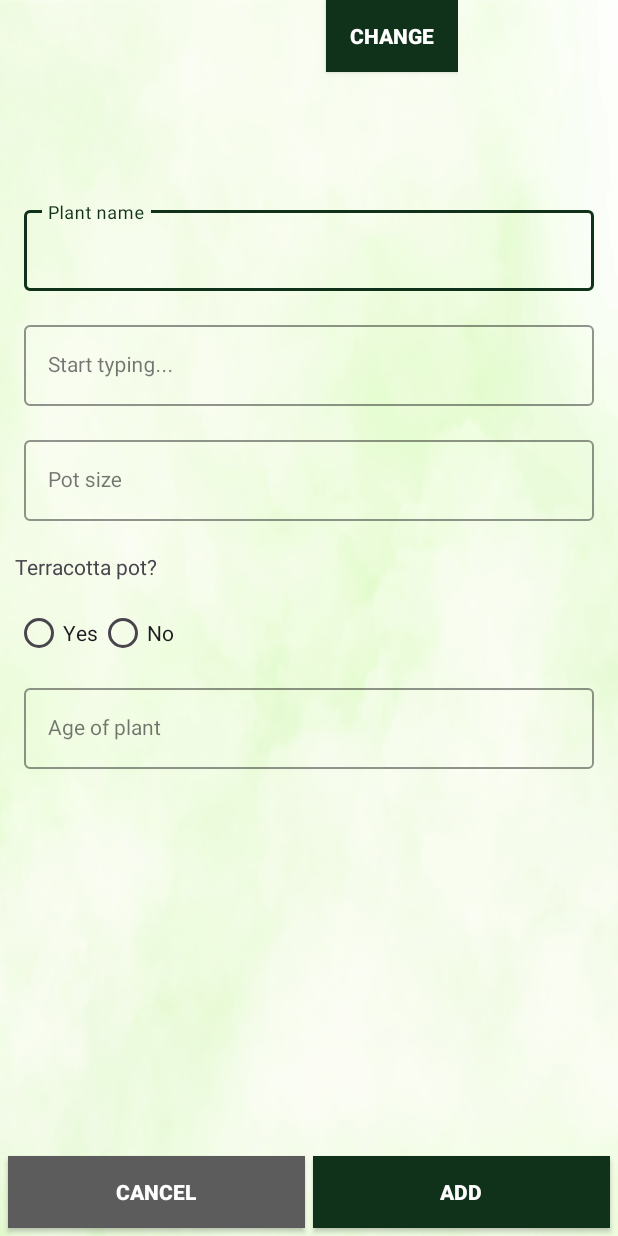
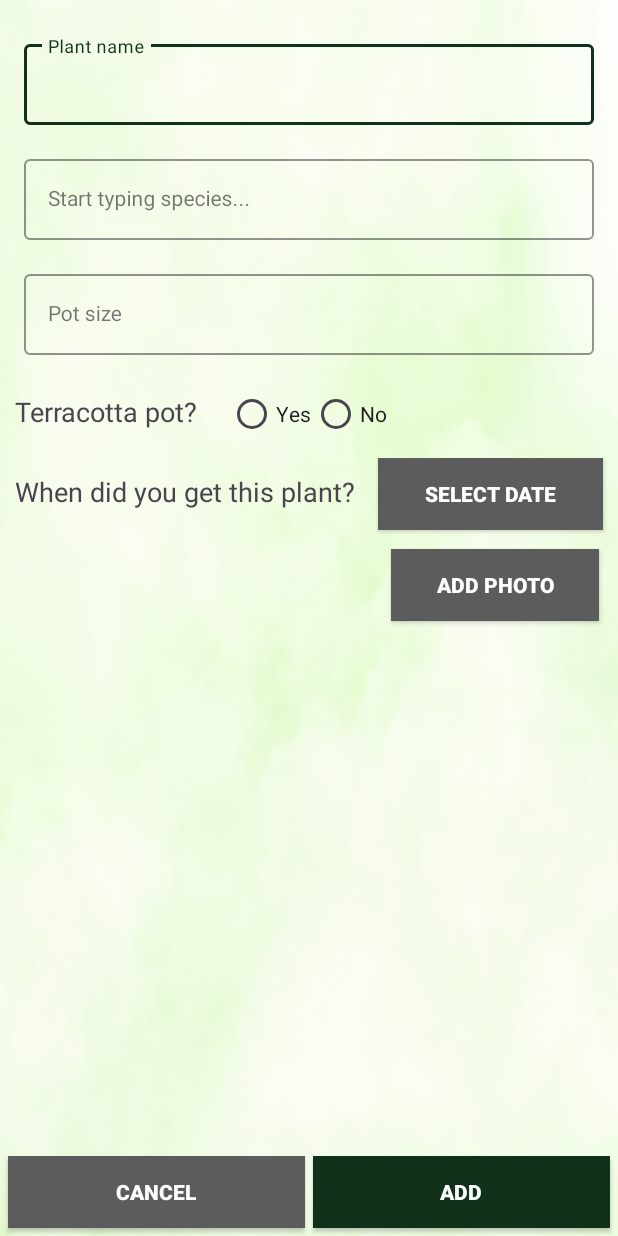
Before and after one commit to CMPT362-PlantCare/PlantCare, an Android app: the screen it shows after launch once a user with an empty profile is signed in (AddPlantActivity), after a tap on "Add Plant", on a phone screen of 412 x 824 dp. Run offline under Robolectric (Android 15) with nearby library versions, the phone set to English and light mode, and no system bars; our stand-ins replace Firebase (no records; nobody signed in at launch, a user with empty details on screens opened directly); 1 statement that could not run was skipped.

```diff
--- a/app/build.gradle.kts
+++ b/app/build.gradle.kts
@@ -47,6 +47,7 @@ dependencies {
     implementation("com.google.android.material:material:1.10.0")
     implementation("androidx.constraintlayout:constraintlayout:2.1.4")
     implementation("com.google.firebase:firebase-auth:22.3.0")
+    implementation("androidx.fragment:fragment-ktx:1.6.2")
     testImplementation("junit:junit:4.13.2")
     androidTestImplementation("androidx.test.ext:junit:1.1.5")
     androidTestImplementation("androidx.test.espresso:espresso-core:3.5.1")
--- a/app/src/main/java/com/example/plantcare/AddPlantActivity.kt
+++ b/app/src/main/java/com/example/plantcare/AddPlantActivity.kt
@@ -1,28 +1,125 @@
 package com.example.plantcare
 
+import android.Manifest
+import android.app.Activity
+import android.content.Context
 import android.content.Intent
+import android.content.pm.PackageManager
+import android.graphics.Bitmap
+import android.graphics.BitmapFactory
+import android.graphics.Matrix
+import android.net.Uri
 import android.os.Bundle
-import android.view.Menu
-import android.view.MenuItem
+import android.provider.MediaStore
+import androidx.activity.result.ActivityResult
+import androidx.activity.result.ActivityResultLauncher
+import androidx.activity.result.contract.ActivityResultContracts
 import androidx.appcompat.app.AppCompatActivity
+import androidx.core.app.ActivityCompat
+import androidx.core.content.ContextCompat
+import androidx.core.content.FileProvider
+import androidx.lifecycle.ViewModelProvider
 import com.example.plantcare.databinding.ActivityAddplantBinding
-import com.example.plantcare.databinding.ActivityDashboardBinding
-import com.google.firebase.auth.FirebaseAuth
-import com.google.firebase.auth.ktx.auth
-import com.google.firebase.ktx.Firebase
+import java.io.File
 
 class AddPlantActivity : AppCompatActivity() {
 
     private lateinit var binding: ActivityAddplantBinding
-    private lateinit var firebaseAuth: FirebaseAuth
-    private lateinit var userEmail: String
+    private lateinit var cameraResult: ActivityResultLauncher<Intent>
+    private lateinit var galleryResult: ActivityResultLauncher<Intent>
+    private lateinit var tempImgFile: File
+    private lateinit var tempImgUri: Uri
+    private lateinit var imgToSave: Bitmap
+    private var saveImgFlag = false
+
     override fun onCreate(savedInstanceState: Bundle?) {
         super.onCreate(savedInstanceState)
         println("creating add plant activity")
         binding = ActivityAddplantBinding.inflate(layoutInflater)
         setContentView(binding.root)
-        firebaseAuth = Firebase.auth
-        userEmail = intent.getStringExtra(getString(R.string.user_email_intent_tag))!!
+        tempImgFile = File(getExternalFilesDir(null), "tempImg")
+        tempImgUri = FileProvider.getUriForFile(this, "com.example.plantcare", tempImgFile)
+        initButtons()
+
+        val myViewModel = ViewModelProvider(this)[MyViewModel::class.java]
+        myViewModel.image.observe(this) {
+            println("changed pic")
+            binding.imageView.setImageBitmap(it)
+        }
+
+        cameraResult = registerForActivityResult(ActivityResultContracts.StartActivityForResult())
+        { result: ActivityResult ->
+            if(result.resultCode == Activity.RESULT_OK){
+                val bitmap = getBitmap(this, tempImgUri)
+                setPicture(myViewModel, bitmap)
+            }
+        }
+
+        galleryResult = registerForActivityResult(ActivityResultContracts.StartActivityForResult())
+        {result: ActivityResult ->
+            if(result.resultCode == Activity.RESULT_OK && result.data?.data != null) {
+                val bitmap = getBitmap(this, result.data!!.data!!)
+                setPicture(myViewModel, bitmap)
+            }
+        }
+
+        if (ContextCompat.checkSelfPermission(this, Manifest.permission.WRITE_EXTERNAL_STORAGE) != PackageManager.PERMISSION_GRANTED
+            || ContextCompat.checkSelfPermission(this, Manifest.permission.CAMERA) != PackageManager.PERMISSION_GRANTED
+            || ContextCompat.checkSelfPermission(this, Manifest.permission.READ_MEDIA_IMAGES) != PackageManager.PERMISSION_GRANTED){
+            ActivityCompat.requestPermissions(this, arrayOf(
+                Manifest.permission.READ_MEDIA_IMAGES, Manifest.permission.CAMERA,
+                Manifest.permission.WRITE_EXTERNAL_STORAGE
+            ), 0)
+        }
+
     }
 
+    private fun initButtons(){
+        binding.photoButton.setOnClickListener(){
+            val pictureDialog = PictureDialogFragment()
+            pictureDialog.show(supportFragmentManager, "tag")
+
+            supportFragmentManager
+                .setFragmentResultListener("requestKey", this) { requestKey, bundle ->
+                    when (bundle.getInt("bundleKey")) {
+                        PictureDialogFragment.OPEN_CAMERA -> openCamera()
+                        PictureDialogFragment.OPEN_GALLERY -> openGallery()
+                    }
+                }
+        }
+        binding.dobButton.setOnClickListener(){
+//            add plant to db
+        }
+        binding.cancelButton.setOnClickListener(){
+            finish()
+        }
+        binding.addButton.setOnClickListener(){
+//            add plant to db
+            finish()
+        }
+    }
+
+    private fun openCamera() {
+        val intent = Intent(MediaStore.ACTION_IMAGE_CAPTURE)
+        intent.putExtra(MediaStore.EXTRA_OUTPUT, tempImgUri)
+        cameraResult.launch(intent)
+    }
+
+    private fun openGallery() {
+        val intent = Intent(Intent.ACTION_GET_CONTENT)
+        intent.type = "image/*"
+        galleryResult.launch(intent)
+    }
+
+    private fun getBitmap(context: Context, imgUri: Uri): Bitmap {
+        val bitmap = BitmapFactory.decodeStream(context.contentResolver.openInputStream(imgUri))
+        val matrix = Matrix()
+        return Bitmap.createBitmap(bitmap, 0, 0, bitmap.width, bitmap.height, matrix, true)
+    }
+
+    private fun setPicture(viewModel: MyViewModel, bitmap: Bitmap) {
+        viewModel.image.value = bitmap
+        imgToSave = bitmap
+        saveImgFlag = true
+    }
 }
--- a/app/src/main/java/com/example/plantcare/DashboardActivity.kt
+++ b/app/src/main/java/com/example/plantcare/DashboardActivity.kt
@@ -53,10 +53,6 @@ class DashboardActivity : AppCompatActivity() {
         addButton.setOnClickListener(){
             val addPlantActivityIntent =
                 Intent(this, AddPlantActivity::class.java)
-            addPlantActivityIntent.putExtra(
-                getString(R.string.user_email_intent_tag),
-                userEmail
-            )
             startActivity(addPlantActivityIntent)
         }
 
--- /dev/null
+++ b/app/src/main/java/com/example/plantcare/MyViewModel.kt
@@ -0,0 +1,10 @@
+package com.example.plantcare
+
+import android.graphics.Bitmap
+import androidx.lifecycle.MutableLiveData
+import androidx.lifecycle.ViewModel
+
+class MyViewModel: ViewModel() {
+    val image = MutableLiveData<Bitmap>()
+
+}
--- a/app/src/main/res/layout/activity_addplant.xml
+++ b/app/src/main/res/layout/activity_addplant.xml
@@ -12,31 +12,6 @@
         android:layout_height="match_parent"
         android:orientation="vertical">
 
-      <RelativeLayout
-          android:layout_width="wrap_content"
-          android:layout_height="wrap_content"
-          android:layout_gravity="center_horizontal">
-
-        <ImageView
-            android:id="@+id/image_view"
-            android:layout_width="100dp"
-            android:layout_height="100dp"
-            android:layout_marginStart="5dp"
-            android:layout_marginTop="5dp"
-            android:layout_marginEnd="5dp"
-            android:layout_marginBottom="5dp" />
-
-        <androidx.appcompat.widget.AppCompatButton
-            android:id="@+id/photo_button"
-            android:layout_width="wrap_content"
-            android:layout_height="wrap_content"
-            android:background="@color/dark_green"
-            android:text="change"
-            android:textColor="@color/white"
-            android:textStyle="bold"
-            android:layout_toRightOf="@+id/image_view" />
-      </RelativeLayout>
-
       <com.google.android.material.textfield.TextInputLayout
           android:id="@+id/enter_name_layout"
           style="@style/EditTextOuter"
@@ -48,8 +23,7 @@
           app:hintTextColor="@color/dark_green"
           app:layout_constraintEnd_toEndOf="parent"
           app:layout_constraintHorizontal_bias="0.5"
-          app:layout_constraintStart_toStartOf="parent"
-          app:layout_constraintTop_toBottomOf="@id/email_layout">
+          app:layout_constraintStart_toStartOf="parent">
         <com.google.android.material.textfield.TextInputEditText
             android:id="@+id/name_edit_text"
             style="@style/EditTextInner"
@@ -70,14 +44,13 @@
           app:hintTextColor="@color/dark_green"
           app:layout_constraintEnd_toEndOf="parent"
           app:layout_constraintHorizontal_bias="0.5"
-          app:layout_constraintStart_toStartOf="parent"
-          app:layout_constraintTop_toBottomOf="@id/email_layout">
+          app:layout_constraintStart_toStartOf="parent">
         <com.google.android.material.textfield.TextInputEditText
             android:id="@+id/species_edit_text"
             style="@style/EditTextInner"
             android:layout_width="match_parent"
             android:layout_height="wrap_content"
-            android:hint="@string/start_typing"
+            android:hint="@string/start_typing_species"
             android:inputType="text" />
       </com.google.android.material.textfield.TextInputLayout>
 
@@ -92,8 +65,7 @@
           app:hintTextColor="@color/dark_green"
           app:layout_constraintEnd_toEndOf="parent"
           app:layout_constraintHorizontal_bias="0.5"
-          app:layout_constraintStart_toStartOf="parent"
-          app:layout_constraintTop_toBottomOf="@id/email_layout">
+          app:layout_constraintStart_toStartOf="parent">
         <com.google.android.material.textfield.TextInputEditText
             android:id="@+id/size_edit_text"
             style="@style/EditTextInner"
@@ -103,60 +75,97 @@
             android:inputType="number" />
       </com.google.android.material.textfield.TextInputLayout>
 
+      <LinearLayout
+          android:layout_width="match_parent"
+          android:layout_height="wrap_content"
+          android:orientation="horizontal">
           <TextView
               android:id="@+id/terracotta_text_view"
-          android:layout_width="match_parent"
+              android:layout_width="wrap_content"
               android:layout_height="wrap_content"
               android:paddingLeft="10dp"
-          android:paddingTop="5dp"
+              android:paddingTop="10dp"
               android:paddingRight="10dp"
               android:paddingBottom="5dp"
+              android:textSize="18dp"
               android:text="@string/terracotta_pot" />
-
           <RadioGroup
               android:id="@+id/radioGroup"
-          android:layout_width="match_parent"
+              android:layout_width="wrap_content"
               android:layout_height="wrap_content"
               android:orientation="horizontal"
               android:paddingLeft="10dp"
-          android:paddingTop="5dp"
               android:paddingRight="10dp"
               android:paddingBottom="5dp">
-
             <RadioButton
                 android:id="@+id/yes_radio_button"
                 android:layout_width="wrap_content"
                 android:layout_height="wrap_content"
                 android:text="@string/yes" />
-
             <RadioButton
                 android:id="@+id/no_radio_button"
                 android:layout_width="wrap_content"
                 android:layout_height="wrap_content"
                 android:text="@string/no" />
           </RadioGroup>
+      </LinearLayout>
 
-      <com.google.android.material.textfield.TextInputLayout
-          android:id="@+id/enter_age_layout"
-          style="@style/EditTextOuter"
+      <LinearLayout
           android:layout_width="match_parent"
           android:layout_height="wrap_content"
-          android:layout_marginHorizontal="16dp"
-          android:layout_marginTop="2dp"
-          app:boxStrokeColor="@color/dark_green"
-          app:hintTextColor="@color/dark_green"
-          app:layout_constraintEnd_toEndOf="parent"
-          app:layout_constraintHorizontal_bias="0.5"
-          app:layout_constraintStart_toStartOf="parent"
-          app:layout_constraintTop_toBottomOf="@id/email_layout">
-        <com.google.android.material.textfield.TextInputEditText
-            android:id="@+id/age_edit_text"
-            style="@style/EditTextInner"
+          android:orientation="horizontal">
+        <TextView
+            android:id="@+id/dob_text_view"
+            android:layout_width="wrap_content"
+            android:layout_height="wrap_content"
+            android:paddingLeft="10dp"
+            android:paddingTop="10dp"
+            android:paddingRight="10dp"
+            android:paddingBottom="5dp"
+            android:textSize="18dp"
+            android:text="@string/when_did_you_get_this_plant" />
+        <androidx.appcompat.widget.AppCompatButton
+            android:id="@+id/dob_button"
             android:layout_width="match_parent"
             android:layout_height="wrap_content"
-            android:hint="@string/age_of_plant"
-            android:inputType="text" />
-      </com.google.android.material.textfield.TextInputLayout>
+            android:layout_marginLeft="5dp"
+            android:layout_marginRight="10dp"
+            android:layout_marginBottom="2.5dp"
+            android:background="@color/grey"
+            android:text="@string/select_date"
+            android:textColor="@color/white"
+            android:textStyle="bold" />
+      </LinearLayout>
+
+
+      <LinearLayout
+          android:layout_width="match_parent"
+          android:layout_height="wrap_content"
+          android:orientation="horizontal">
+
+        <ImageView
+            android:id="@+id/image_view"
+            android:layout_width="200dp"
+            android:layout_height="200dp"
+            android:layout_marginStart="5dp"
+            android:layout_marginTop="5dp"
+            android:layout_marginEnd="55dp"
+            android:layout_marginBottom="5dp" />
+
+        <androidx.appcompat.widget.AppCompatButton
+            android:id="@+id/photo_button"
+            android:layout_width="wrap_content"
+            android:layout_height="wrap_content"
+            android:layout_marginTop="10dp"
+            android:layout_marginRight="10dp"
+            android:paddingRight="30dp"
+            android:paddingLeft="30dp"
+            android:background="@color/grey"
+            android:text="@string/add_photo"
+            android:textColor="@color/white"
+            android:textStyle="bold"
+            android:layout_toRightOf="@+id/image_view" />
+      </LinearLayout>
 
       <LinearLayout
           android:layout_width="match_parent"
--- a/app/src/main/res/values/strings.xml
+++ b/app/src/main/res/values/strings.xml
@@ -20,12 +20,19 @@
     <!-- ADD PLANT ACTIVITY -->
     <string name="yes">Yes</string>
     <string name="no">No</string>
-    <string name="age_of_plant">Age of plant</string>
+    <string name="when_did_you_get_this_plant">When did you get this plant?</string>
     <string name="add">Add</string>
     <string name="cancel">Cancel</string>
     <string name="terracotta_pot">Terracotta pot?</string>
     <string name="pot_size">Pot size</string>
-    <string name="start_typing">Start typing...</string>
+    <string name="start_typing_species">Start typing species...</string>
     <string name="plant_name">Plant name</string>
+    <string name="select_date">Select date</string>
+    <string name="add_photo">Add photo</string>
+
+    <string-array name="pictureEntries">
+        <item>Open Camera</item>
+        <item>Select from Gallery</item>
+    </string-array>
 
 </resources>
--- /dev/null
+++ b/app/src/main/res/xml/file_paths.xml
@@ -0,0 +1,3 @@
+<paths>
+    <external-path name="/storage/emulated/0" path="." />
+</paths>
```
Also changed, not shown: app/src/main/AndroidManifest.xml (+15 -0 lines), app/src/main/java/com/example/plantcare/PictureDialogFragment.kt (added, +46 -0 lines), app/src/main/res/layout/dialog_picture.xml (added, +21 -0 lines). Lines whose indentation alone changed are shown as unchanged.
